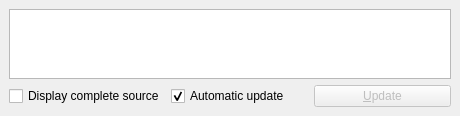
Above: src/frontends/qt4/ui/QViewSourceUi.ui from cburschka/lyx before the change. Below: the same form after it.
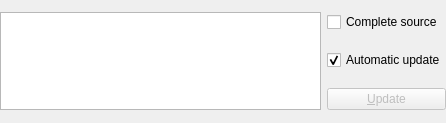
That is the form after the change.

Commit message: Second present for Bo: De-clutter the widget: - spacing set to zero - controls moved to the side.

Patch:
```diff
--- a/src/frontends/qt4/ui/QViewSourceUi.ui
+++ b/src/frontends/qt4/ui/QViewSourceUi.ui
@@ -5,8 +5,8 @@
    <rect>
     <x>0</x>
     <y>0</y>
-    <width>460</width>
-    <height>116</height>
+    <width>446</width>
+    <height>123</height>
    </rect>
   </property>
   <property name="windowTitle" >
@@ -14,7 +14,7 @@
   </property>
   <layout class="QGridLayout" >
    <property name="margin" >
-    <number>9</number>
+    <number>0</number>
    </property>
    <property name="spacing" >
     <number>6</number>
@@ -29,7 +29,17 @@
      </property>
     </widget>
    </item>
-   <item row="1" column="2" >
+   <item row="0" column="1" >
+    <widget class="QCheckBox" name="viewFullSourceCB" >
+     <property name="cursor" >
+      <cursor>0</cursor>
+     </property>
+     <property name="text" >
+      <string>Complete source</string>
+     </property>
+    </widget>
+   </item>
+   <item row="2" column="1" >
     <widget class="QPushButton" name="updatePB" >
      <property name="enabled" >
       <bool>false</bool>
@@ -39,23 +49,13 @@
      </property>
     </widget>
    </item>
-   <item row="0" column="0" colspan="3" >
+   <item rowspan="3" row="0" column="0" >
     <widget class="QTextEdit" name="viewSourceTV" >
      <property name="whatsThis" >
       <string/>
      </property>
     </widget>
    </item>
-   <item row="1" column="0" >
-    <widget class="QCheckBox" name="viewFullSourceCB" >
-     <property name="cursor" >
-      <cursor>0</cursor>
-     </property>
-     <property name="text" >
-      <string>Display complete source</string>
-     </property>
-    </widget>
-   </item>
   </layout>
  </widget>
  <tabstops>
```
